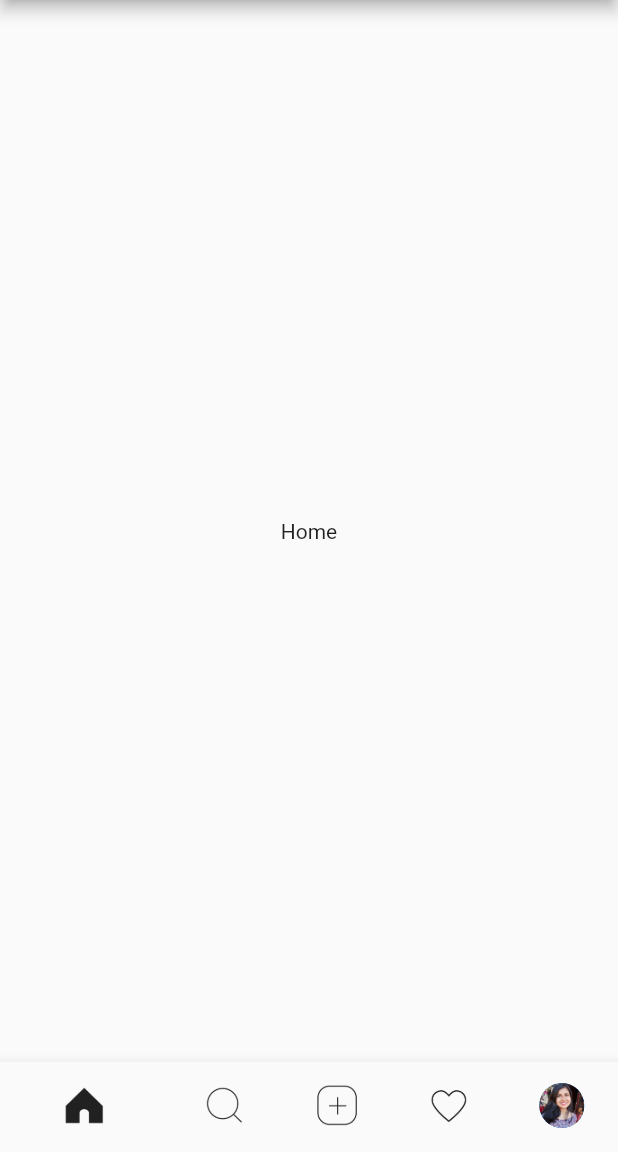
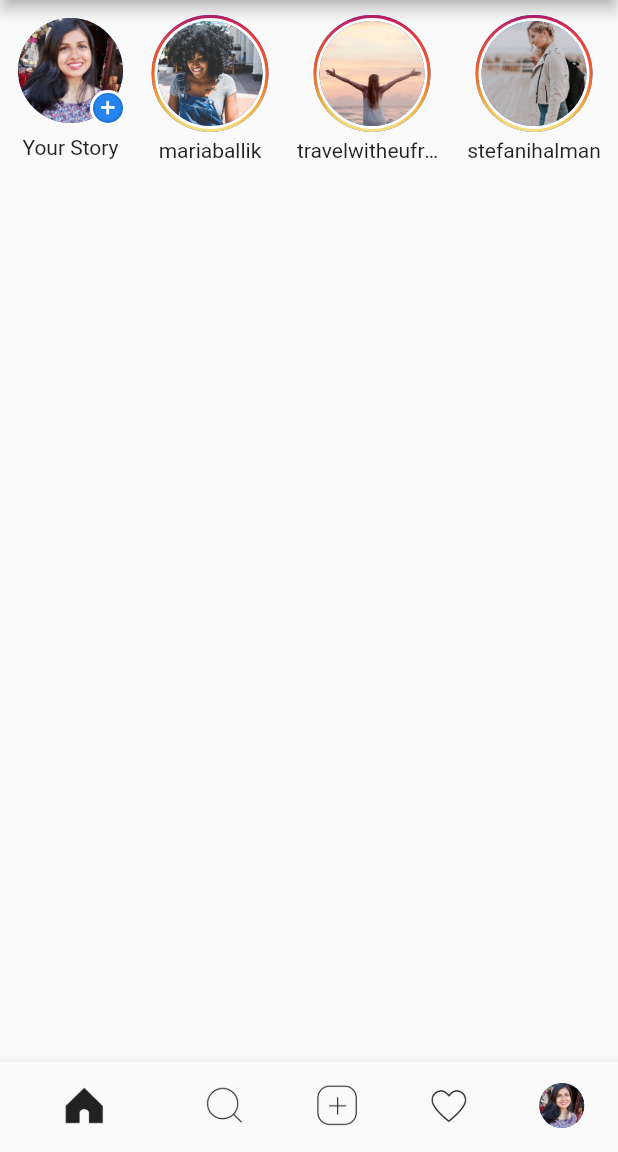
Before and after one commit to rheaacharya77/Instagram-UI-Clone, a Flutter app: the screen it shows after launch, on a phone screen of 412 x 824 dp, the part 84-1236 px from its top. Run offline on Flutter 3.47's test engine with Material 2 defaults, Android fonts, the phone set to English and light mode, and no system bars.

Commit message:
story section completed

```diff
--- /dev/null
+++ b/lib/homeScreen.dart
@@ -0,0 +1,273 @@
+import 'package:flutter/material.dart';
+
+class HomeScreen extends StatelessWidget {
+  @override
+  Widget build(BuildContext context) {
+    return Column(
+          children: [
+            SingleChildScrollView(
+              scrollDirection: Axis.horizontal,
+              child: Row(
+                children: [
+                  Padding(
+                    padding: const EdgeInsets.only(top: 10.0, left: 12.0),
+                    child: Column(
+                      children: [
+                        Stack(
+                          children: [
+                            CircleAvatar(
+                              radius: 35,
+                              backgroundImage: AssetImage('images/riya.jpg'),
+                            ),
+                            Positioned(
+                              right: -2.0,
+                              bottom: -2.0,
+                              child: CircleAvatar(
+                                radius: 12,
+                                backgroundColor: Colors.white,
+                                child: CircleAvatar(
+                                  radius: 10,
+                                  backgroundImage:
+                                      AssetImage('images/addstory.png'),
+                                ),
+                              ),
+                            ),
+                          ],
+                        ),
+                        Padding(
+                          padding: const EdgeInsets.only(top: 8.0),
+                          child: Text('Your Story'),
+                        ),
+                      ],
+                    ),
+                  ),
+                  //instagrammer1
+                  Padding(
+                    padding: const EdgeInsets.only(
+                      top: 10.0,
+                      left: 8.0,
+                    ),
+                    child: Column(
+                      children: [
+                        CircleAvatar(
+                          radius: 39,
+                          backgroundImage:
+                              AssetImage('images/storybackground.jpg'),
+                          child: CircleAvatar(
+                            radius: 37,
+                            backgroundColor: Colors.white,
+                            child: CircleAvatar(
+                              radius: 35,
+                              backgroundImage:
+                                  AssetImage('images/instagrammer1.png'),
+                            ),
+                          ),
+                        ),
+                        Padding(
+                          padding: const EdgeInsets.only(
+                            top: 4.0,
+                          ),
+                          child: Container(
+                            width: 100,
+                            child: Center(
+                              child: Text(
+                                'mariaballik',
+                                overflow: TextOverflow.ellipsis,
+                              ),
+                            ),
+                          ),
+                        ),
+                      ],
+                    ),
+                  ),
+
+                  //instagrammer2
+
+                  Padding(
+                    padding: const EdgeInsets.only(
+                      top: 10.0,
+                      left: 8.0,
+                    ),
+                    child: Column(
+                      children: [
+                        CircleAvatar(
+                          radius: 39,
+                          backgroundImage:
+                              AssetImage('images/storybackground.jpg'),
+                          child: CircleAvatar(
+                            radius: 37,
+                            backgroundColor: Colors.white,
+                            child: CircleAvatar(
+                              radius: 35,
+                              backgroundImage:
+                                  AssetImage('images/instagrammer2.png'),
+                            ),
+                          ),
+                        ),
+                        Padding(
+                          padding: const EdgeInsets.only(
+                            top: 4.0,
+                          ),
+                          child: Container(
+                            width: 100,
+                            child: Center(
+                              child: Text(
+                                'travelwitheufrozina',
+                                overflow: TextOverflow.ellipsis,
+                              ),
+                            ),
+                          ),
+                        ),
+                      ],
+                    ),
+                  ),
+                  //instagrammer3
+
+                  Padding(
+                    padding: const EdgeInsets.only(
+                      top: 10.0,
+                      left: 8.0,
+                    ),
+                    child: Column(
+                      children: [
+                        CircleAvatar(
+                          radius: 39,
+                          backgroundImage:
+                              AssetImage('images/storybackground.jpg'),
+                          child: CircleAvatar(
+                            radius: 37,
+                            backgroundColor: Colors.white,
+                            child: CircleAvatar(
+                              radius: 35,
+                              backgroundImage:
+                                  AssetImage('images/instagrammer3.png'),
+                            ),
+                          ),
+                        ),
+                        Padding(
+                          padding: const EdgeInsets.only(
+                            top: 4.0,
+                          ),
+                          child: Container(
+                            width: 100,
+                            child: Center(
+                              child: Text(
+                                'stefanihalman',
+                                overflow: TextOverflow.ellipsis,
+                              ),
+                            ),
+                          ),
+                        ),
+                      ],
+                    ),
+                  ),
+
+                  //instagrammer4
+
+                  Padding(
+                    padding: const EdgeInsets.only(
+                      top: 10.0,
+                      left: 8.0,
+                    ),
+                    child: Column(
+                      children: [
+                        CircleAvatar(
+                          radius: 39,
+                          backgroundImage:
+                              AssetImage('images/storybackground.jpg'),
+                          child: CircleAvatar(
+                            radius: 37,
+                            backgroundColor: Colors.white,
+                            child: CircleAvatar(
+                              radius: 35,
+                              backgroundImage:
+                                  AssetImage('images/instagrammer4.png'),
+                            ),
+                          ),
+                        ),
+                        Padding(
+                          padding: const EdgeInsets.only(
+                            top: 4.0,
+                          ),
+                          child: Container(
+                            width: 100,
+                            child: Center(
+                              child: Text(
+                                'benandkristenea',
+                                overflow: TextOverflow.ellipsis,
+                              ),
+                            ),
+                          ),
+                        ),
+                      ],
+                    ),
+                  ),
+
+                  //instagrammer5
+                  Padding(
+                    padding: const EdgeInsets.only(
+                      top: 10.0,
+                      left: 8.0,
+                    ),
+                    child: Column(
+                      children: [
+                        CircleAvatar(
+                          radius: 35,
+                          backgroundImage:
+                              AssetImage('images/instagrammer6.png'),
+                        ),
+                        Padding(
+                          padding: const EdgeInsets.only(
+                            top: 4.0,
+                          ),
+                          child: Container(
+                            width: 100,
+                            child: Center(
+                              child: Text(
+                                'mamarosiebella',
+                                overflow: TextOverflow.ellipsis,
+                              ),
+                            ),
+                          ),
+                        ),
+                      ],
+                    ),
+                  ),
+
+                  //instagrammer6
+                  Padding(
+                    padding: const EdgeInsets.only(
+                      top: 10.0,
+                      left: 8.0,
+                    ),
+                    child: Column(
+                      children: [
+                        CircleAvatar(
+                          radius: 35,
+                          backgroundImage:
+                              AssetImage('images/instagrammer5.png'),
+                        ),
+                        Padding(
+                          padding: const EdgeInsets.only(
+                            top: 4.0,
+                          ),
+                          child: Container(
+                            width: 100,
+                            child: Center(
+                              child: Text(
+                                'lifeoflalabu',
+                                overflow: TextOverflow.ellipsis,
+                              ),
+                            ),
+                          ),
+                        ),
+                      ],
+                    ),
+                  ),
+                ],
+              ),
+            ),
+          ],
+        );
+  }
+}
--- a/lib/main.dart
+++ b/lib/main.dart
@@ -1,4 +1,6 @@
 import 'package:flutter/material.dart';
+
+import './homeScreen.dart';
 
 void main() {
   runApp(MyApp());
@@ -21,8 +23,8 @@ class MyInsta extends StatefulWidget {
 class _MyInstaState extends State<MyInsta> {
   int _selectedIndex = 0;
 
-  static const List<Widget> _widgetOptions = <Widget>[
-    Text('Home'),
+  static List<Widget> _widgetOptions = <Widget>[
+    HomeScreen(),
     Text('Search'),
     Text('Post'),
     Text('Activity'),
@@ -54,7 +56,7 @@ class _MyInstaState extends State<MyInsta> {
                       fit: BoxFit.cover,
                       height: 40,
                     ),
-                  )
+                  ),
                   ],
                 ),
                Image.asset('images/message.png', height: 35),
```
Lines whose indentation alone changed are shown as unchanged.
